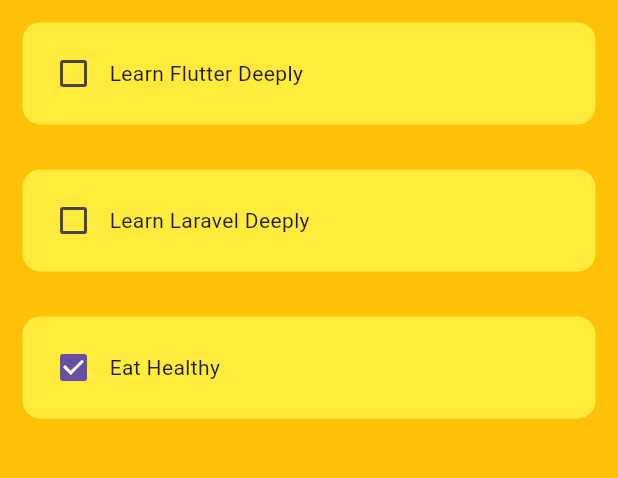
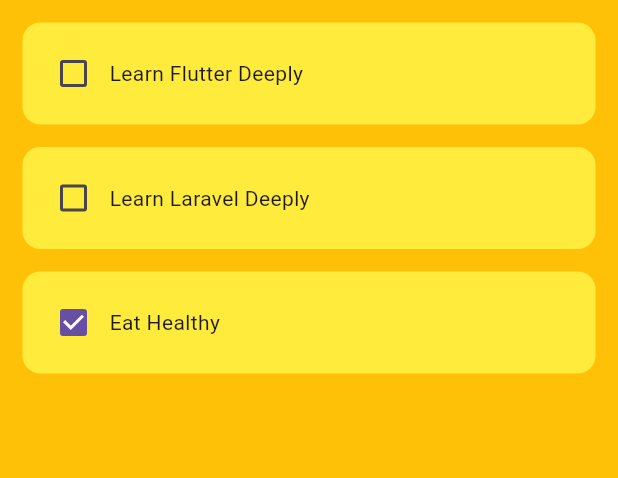
Before and after one commit to kamalahmed/Tasky, a Flutter app: the screen it shows after launch, on a phone screen of 412 x 824 dp, the part 84-562 px from its top. Run offline on Flutter 3.47's test engine with Material 3 defaults, Android fonts, the phone set to English and light mode, and no system bars.

Commit message:
Adjust padding and spacing of each tile

```diff
--- a/lib/util/todo_tile.dart
+++ b/lib/util/todo_tile.dart
@@ -10,7 +10,7 @@ class ToDoTile extends StatelessWidget {
   @override
   Widget build(BuildContext context) {
     return Padding(
-      padding: const EdgeInsets.all(15.0),
+      padding: const EdgeInsets.only(left:15, top: 15, right: 15),
       child: Container(
         padding: const EdgeInsets.all(10),
         decoration: BoxDecoration(
```
